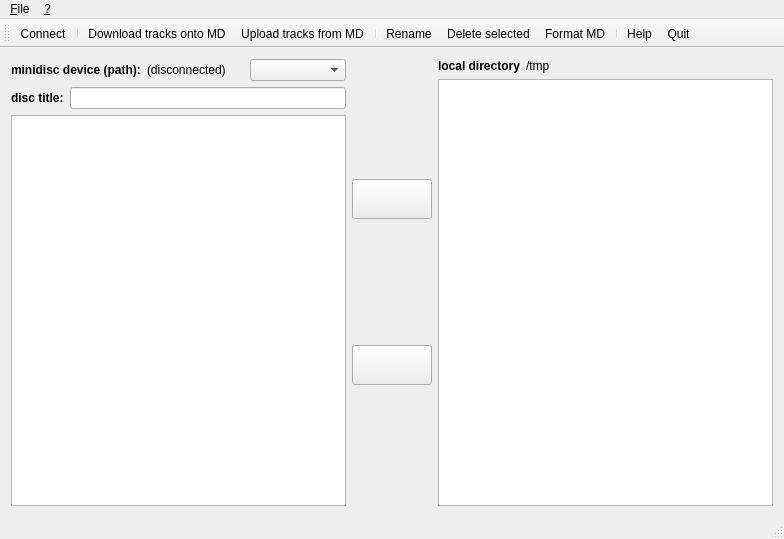
This is qhimdtransfer/qhimdmainwindow.ui in linux-minidisc/linux-minidisc as Qt 5 draws it before an edit. The edited form follows.
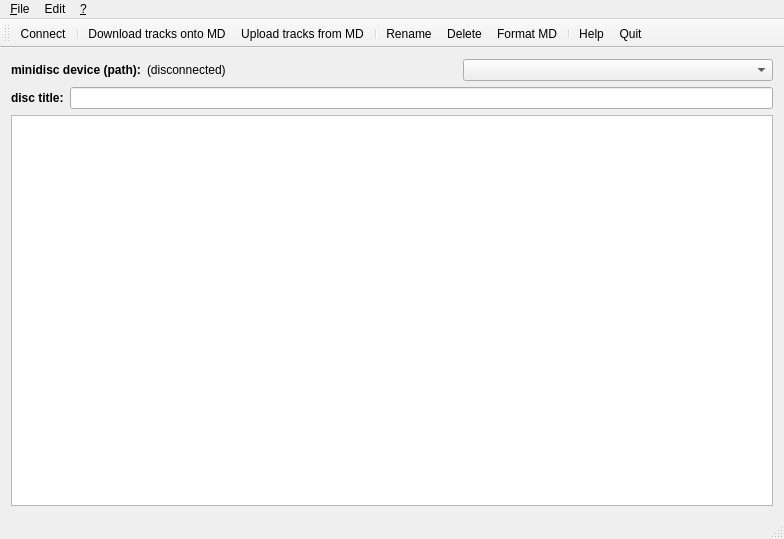
This is the edited form. Icons and pictures are not drawn.

Patch:
```diff
--- a/qhimdtransfer/qhimdmainwindow.ui
+++ b/qhimdtransfer/qhimdmainwindow.ui
@@ -21,7 +21,7 @@
    <property name="autoFillBackground">
     <bool>false</bool>
    </property>
-   <layout class="QHBoxLayout" name="horizontalLayout_3" stretch="1,0,1">
+   <layout class="QHBoxLayout" name="horizontalLayout_3" stretch="0">
     <item>
      <layout class="QVBoxLayout" name="verticalLayout_4">
       <item>
@@ -52,18 +52,18 @@
        </layout>
       </item>
       <item>
-      <layout class="QHBoxLayout" name="horizontalLayout_4">
-       <item>
-        <widget class="QLabel" name="disc_title_text">
-         <property name="text">
-          <string>&lt;html&gt;&lt;head/&gt;&lt;body&gt;&lt;p&gt;&lt;span style=&quot; font-weight:600;&quot;&gt;disc title:&lt;/span&gt;&lt;/p&gt;&lt;/body&gt;&lt;/html&gt;</string>
-         </property>
-        </widget>
-       </item>
-       <item>
-        <widget class="QLineEdit" name="DiscTitle"/>
-       </item>
-      </layout>
+       <layout class="QHBoxLayout" name="horizontalLayout_4">
+        <item>
+         <widget class="QLabel" name="disc_title_text">
+          <property name="text">
+           <string>&lt;html&gt;&lt;head/&gt;&lt;body&gt;&lt;p&gt;&lt;span style=&quot; font-weight:600;&quot;&gt;disc title:&lt;/span&gt;&lt;/p&gt;&lt;/body&gt;&lt;/html&gt;</string>
+          </property>
+         </widget>
+        </item>
+        <item>
+         <widget class="QLineEdit" name="DiscTitle"/>
+        </item>
+       </layout>
       </item>
       <item>
        <widget class="QTreeView" name="TrackList">
@@ -84,99 +84,8 @@
         </attribute>
        </widget>
       </item>
-     </layout>
-    </item>
-    <item>
-     <layout class="QVBoxLayout" name="verticalLayout_2">
       <item>
-       <widget class="QPushButton" name="upload_button">
-        <property name="sizePolicy">
-         <sizepolicy hsizetype="Fixed" vsizetype="Fixed">
-          <horstretch>0</horstretch>
-          <verstretch>0</verstretch>
-         </sizepolicy>
-        </property>
-        <property name="minimumSize">
-         <size>
-          <width>80</width>
-          <height>40</height>
-         </size>
-        </property>
-        <property name="text">
-         <string/>
-        </property>
-        <property name="icon">
-         <iconset resource="icons.qrc">
-          <normaloff>:/icons/arrow_upload.png</normaloff>:/icons/arrow_upload.png</iconset>
-        </property>
-        <property name="iconSize">
-         <size>
-          <width>60</width>
-          <height>30</height>
-         </size>
-        </property>
-       </widget>
-      </item>
-      <item>
-       <widget class="QPushButton" name="download_button">
-        <property name="minimumSize">
-         <size>
-          <width>80</width>
-          <height>40</height>
-         </size>
-        </property>
-        <property name="text">
-         <string/>
-        </property>
-        <property name="icon">
-         <iconset resource="icons.qrc">
-          <normaloff>:/icons/arrow_download.png</normaloff>:/icons/arrow_download.png</iconset>
-        </property>
-        <property name="iconSize">
-         <size>
-          <width>60</width>
-          <height>30</height>
-         </size>
-        </property>
-       </widget>
-      </item>
-     </layout>
-    </item>
-    <item>
-     <layout class="QVBoxLayout" name="verticalLayout_3">
-      <item>
-       <layout class="QHBoxLayout" name="horizontalLayout_2" stretch="0,1">
-        <item>
-         <widget class="QLabel" name="updir_text">
-          <property name="font">
-           <font>
-            <weight>75</weight>
-            <bold>true</bold>
-           </font>
-          </property>
-          <property name="text">
-           <string>local directory</string>
-          </property>
-         </widget>
-        </item>
-        <item>
-         <widget class="QLabel" name="updir">
-          <property name="text">
-           <string notr="true">/tmp</string>
-          </property>
-         </widget>
-        </item>
-       </layout>
-      </item>
-      <item>
-       <widget class="QTreeView" name="localScan">
-        <attribute name="headerVisible">
-         <bool>false</bool>
-        </attribute>
-        <attribute name="headerCascadingSectionResizes">
-         <bool>true</bool>
-        </attribute>
-       </widget>
+       <layout class="QVBoxLayout" name="verticalLayout_2"/>
       </item>
      </layout>
     </item>
@@ -188,7 +97,7 @@
      <x>0</x>
      <y>0</y>
      <width>784</width>
-     <height>20</height>
+     <height>22</height>
     </rect>
    </property>
    <widget class="QMenu" name="menu_Action">
@@ -214,7 +123,15 @@
     <addaction name="action_Help"/>
     <addaction name="action_About"/>
    </widget>
+   <widget class="QMenu" name="menuEdit">
+    <property name="title">
+     <string>Edit</string>
+    </property>
+    <addaction name="action_Delete"/>
+    <addaction name="action_Rename"/>
+   </widget>
    <addaction name="menu_Action"/>
+   <addaction name="menuEdit"/>
    <addaction name="menu"/>
   </widget>
   <widget class="QStatusBar" name="statusBar"/>
@@ -276,7 +193,7 @@
      <normaloff>:/icons/delete.png</normaloff>:/icons/delete.png</iconset>
    </property>
    <property name="text">
-    <string>D&amp;elete selected</string>
+    <string>D&amp;elete</string>
    </property>
   </action>
   <action name="action_Help">
```
Left out of the diff: 4 changed lines with no effect on the pictures.
